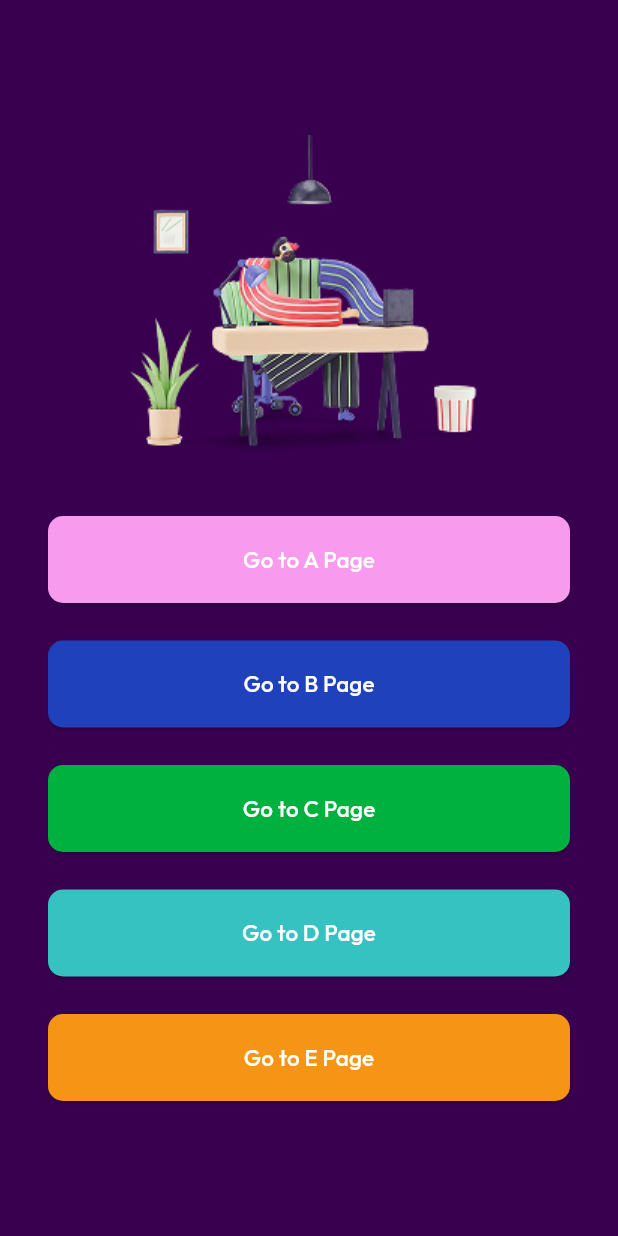
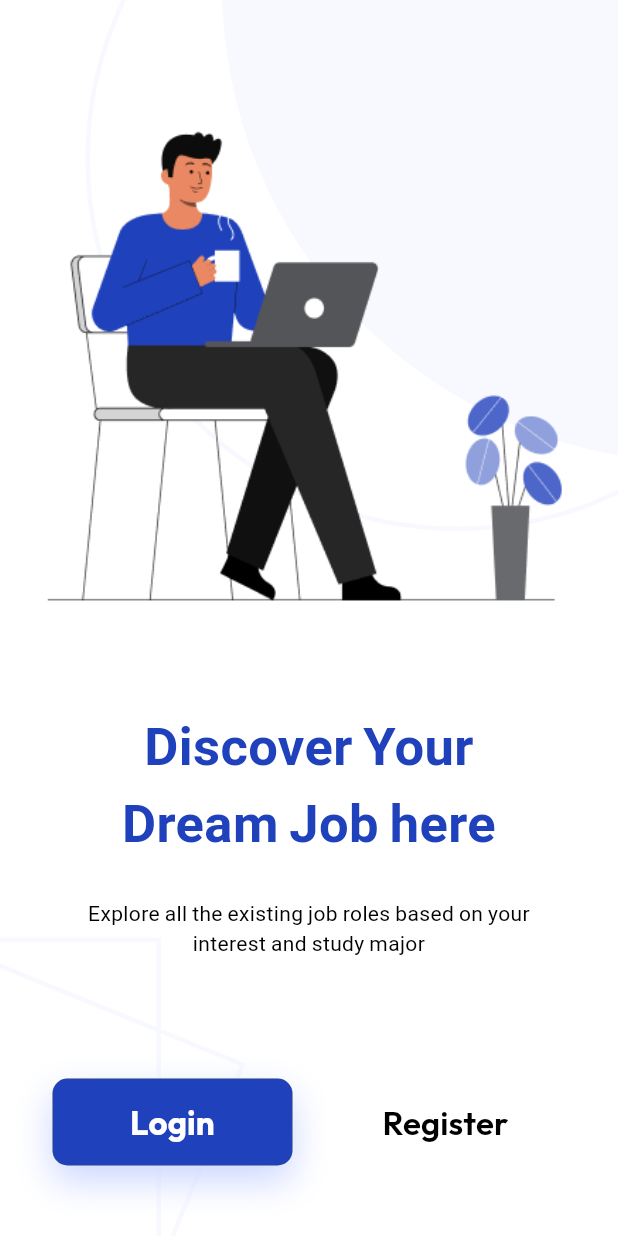
Before and after one commit to dnratthee/flutter_speed_ui_app, a Flutter app: the screen it shows after launch, after a tap on "Go to B Page", on a phone screen of 412 x 824 dp. Run offline on Flutter 3.47's test engine with Material 3 defaults, Android fonts, the phone set to English and light mode, and no system bars; our stand-ins replace google_fonts.

Commit message:
add B01PageUI

```diff
--- a/lib/main.dart
+++ b/lib/main.dart
@@ -1,6 +1,7 @@
 import 'package:flutter/material.dart';
 import 'package:flutter_speed_ui_app/views/a01_page_ui.dart';
 import 'package:flutter_speed_ui_app/views/a02_page_ui.dart';
+import 'package:flutter_speed_ui_app/views/b01_page_ui.dart';
 import 'package:flutter_speed_ui_app/views/home_ui.dart';
 import 'package:google_fonts/google_fonts.dart';
 
@@ -26,6 +27,25 @@ class MainApp extends StatelessWidget {
         '/': (context) => HomeUI(),
         '/a01': (context) => A01PageUI(),
         '/a02': (context) => A02PageUI(),
+        '/b01': (context) => B01PageUI(),
+        // '/b02': (context) => B02PageUI(),
+        // '/b03': (context) => B03PageUI(),
+        // '/c01': (context) => C01PageUI(),
+        // '/c02': (context) => C02PageUI(),
+        // '/c03': (context) => C03PageUI(),
+        // '/d01': (context) => D01PageUI(),
+        // '/d02': (context) => D02PageUI(),
+        // '/d03': (context) => D03PageUI(),
+        // '/d04': (context) => D04PageUI(),
+        // '/d05': (context) => D05PageUI(),
+        // '/d06': (context) => D06PageUI(),
+        // '/d07': (context) => D07PageUI(),
+        // '/e01': (context) => E01PageUI(),
+        // '/e02': (context) => E02PageUI(),
+        // '/e03': (context) => E03PageUI(),
+        // '/e04': (context) => E04PageUI(),
+        // '/e05': (context) => E05PageUI(),
+        // '/e06': (context) => E06PageUI(),
       },
     );
   }
--- a/lib/views/a01_page_ui.dart
+++ b/lib/views/a01_page_ui.dart
@@ -1,5 +1,4 @@
 import 'package:flutter/material.dart';
-import 'package:flutter_speed_ui_app/views/a02_page_ui.dart';
 import 'package:flutter_speed_ui_app/widgets/my_button.dart';
 
 class A01PageUI extends StatefulWidget {
--- /dev/null
+++ b/lib/views/b01_page_ui.dart
@@ -0,0 +1,160 @@
+import 'package:flutter/material.dart';
+import 'package:flutter_speed_ui_app/widgets/my_button.dart';
+
+class B01PageUI extends StatefulWidget {
+  const B01PageUI({super.key});
+
+  @override
+  createState() => _B01PageUIState();
+}
+
+class _B01PageUIState extends State<B01PageUI> {
+  @override
+  void initState() {
+    super.initState();
+  }
+
+  @override
+  Widget build(BuildContext context) {
+    return Scaffold(
+        backgroundColor: Colors.white,
+        body: Stack(
+          children: [
+            Positioned(
+                top: -142,
+                left: 57,
+                child: Container(
+                  width: 496,
+                  height: 496,
+                  decoration: BoxDecoration(
+                    color: Colors.transparent,
+                    shape: BoxShape.circle,
+                    border: Border.all(
+                      color: Color(0xFFF8F9FF),
+                      width: 3,
+                    ),
+                  ),
+                )),
+            Positioned(
+                top: -327,
+                left: 148,
+                child: Container(
+                  width: 635,
+                  height: 635,
+                  decoration: BoxDecoration(
+                    color: Color(0xFFF8F9FF),
+                    shape: BoxShape.circle,
+                  ),
+                )),
+            Positioned(
+                top: 625,
+                left: -264.7,
+                child: Container(
+                  width: 372,
+                  height: 372,
+                  decoration: BoxDecoration(
+                    color: Colors.transparent,
+                    border: Border.all(
+                      color: Color(0xFFF8F9FF),
+                      width: 3,
+                    ),
+                  ),
+                )),
+            Positioned(
+              top: 625,
+              left: -264.7,
+              child: Transform.rotate(
+                  angle: 27.09,
+                  child: Container(
+                    width: 372,
+                    height: 372,
+                    decoration: BoxDecoration(
+                      color: Colors.transparent,
+                      border: Border.all(
+                        color: Color(0xFFF8F9FF),
+                        width: 3,
+                      ),
+                    ),
+                  )),
+            ),
+            Padding(
+              padding: EdgeInsets.symmetric(horizontal: 30, vertical: 70),
+              child: Column(
+                children: [
+                  Image(
+                    image: AssetImage('assets/images/b/imgb1.png'),
+                  ),
+                  SizedBox(height: 50),
+                  Text(
+                    'Discover Your\nDream Job here',
+                    textAlign: TextAlign.center,
+                    style: TextStyle(
+                      fontSize: 35,
+                      fontWeight: FontWeight.w600,
+                      fontFamily: 'Poppins',
+                      color: Color(0xFF1F41BB),
+                    ),
+                  ),
+                  SizedBox(height: 25),
+                  Padding(
+                    padding: EdgeInsets.symmetric(horizontal: 20),
+                    child: Text(
+                      'Explore all the existing job roles based on your interest and study major',
+                      textAlign: TextAlign.center,
+                      style: TextStyle(
+                        fontSize: 14,
+                        fontWeight: FontWeight.w400,
+                        fontFamily: 'Poppins',
+                        color: Colors.black,
+                      ),
+                    ),
+                  ),
+                  SizedBox(height: 80),
+                  Padding(
+                    padding: EdgeInsets.symmetric(horizontal: 5),
+                    child: Row(
+                      mainAxisAlignment: MainAxisAlignment.spaceBetween,
+                      children: [
+                        Container(
+                          decoration: BoxDecoration(
+                            color: Colors.yellow,
+                            borderRadius: BorderRadius.circular(10),
+                            boxShadow: [
+                              BoxShadow(
+                                color: Color(0xFFCBD6FF),
+                                spreadRadius: 0,
+                                blurRadius: 20,
+                                offset: Offset(0, 10),
+                              ),
+                            ],
+                          ),
+                          child: MyButton(
+                            text: 'Login',
+                            color: Color(0xFF1F41BB),
+                            fontSize: 22,
+                            fontWeight: FontWeight.w700,
+                            width: 160,
+                            onPressed: () {
+                              Navigator.of(context).pushNamed('/b02');
+                            },
+                          ),
+                        ),
+                        MyButton(
+                          text: 'Register',
+                          color: Colors.white,
+                          fontColor: Colors.black,
+                          fontSize: 22,
+                          fontWeight: FontWeight.w600,
+                          width: 160,
+                          onPressed: () {},
+                        ),
+                      ],
+                    ),
+                  ),
+                ],
+              ),
+            ),
+          ],
+        ));
+  }
+}
--- a/lib/views/home_ui.dart
+++ b/lib/views/home_ui.dart
@@ -36,22 +36,30 @@ class _HomeUIState extends State<HomeUI> {
               MyButton(
                   text: 'Go to B Page',
                   color: Color(0xFF1F41BB),
-                  onPressed: () {}),
+                  onPressed: () {
+                    Navigator.of(context).pushNamed('/b01');
+                  }),
               SizedBox(height: 25),
               MyButton(
                   text: 'Go to C Page',
                   color: Color(0xFF00B140),
-                  onPressed: () {}),
+                  onPressed: () {
+                    Navigator.of(context).pushNamed('/c01');
+                  }),
               SizedBox(height: 25),
               MyButton(
                   text: 'Go to D Page',
                   color: Color(0xFF35C2C1),
-                  onPressed: () {}),
+                  onPressed: () {
+                    Navigator.of(context).pushNamed('/d01');
+                  }),
               SizedBox(height: 25),
               MyButton(
                   text: 'Go to E Page',
                   color: Color(0xFFF69515),
-                  onPressed: () {}),
+                  onPressed: () {
+                    Navigator.of(context).pushNamed('/e01');
+                  }),
             ],
           ),
         ),
--- a/lib/widgets/my_button.dart
+++ b/lib/widgets/my_button.dart
@@ -10,9 +10,11 @@ class MyButton extends StatelessWidget {
   final double? fontSize;
   final Color? fontColor;
   final FontWeight fontWeight;
+  final String fontFamily;
   final double redius;
   final EdgeInsetsGeometry padding;
   final BorderRadiusGeometry? borderRadius;
+  final Color? shadowColor;
 
   MyButton({
     super.key,
@@ -20,11 +22,13 @@ class MyButton extends StatelessWidget {
     this.child,
     this.onPressed,
     this.color = Colors.black,
+    this.shadowColor = Colors.transparent,
     this.width = double.infinity,
     this.height = 58,
     this.fontSize = 15,
     this.fontColor = Colors.white,
     this.fontWeight = FontWeight.w500,
+    this.fontFamily = 'outfit',
     this.redius = 10,
     this.padding = const EdgeInsets.symmetric(horizontal: 5, vertical: 5),
     BorderRadiusGeometry? borderRadius,
@@ -42,11 +46,15 @@ class MyButton extends StatelessWidget {
         shape: RoundedRectangleBorder(
           borderRadius: borderRadius!,
         ),
+        shadowColor: shadowColor,
       ),
       child: child ??
           Text(text,
               style: TextStyle(
-                  fontSize: fontSize, color: fontColor, fontWeight: fontWeight),
+                  fontSize: fontSize,
+                  color: fontColor,
+                  fontWeight: fontWeight,
+                  fontFamily: fontFamily),
               textAlign: TextAlign.center),
     );
   }
```
Also changed, not shown: 2 other files.
